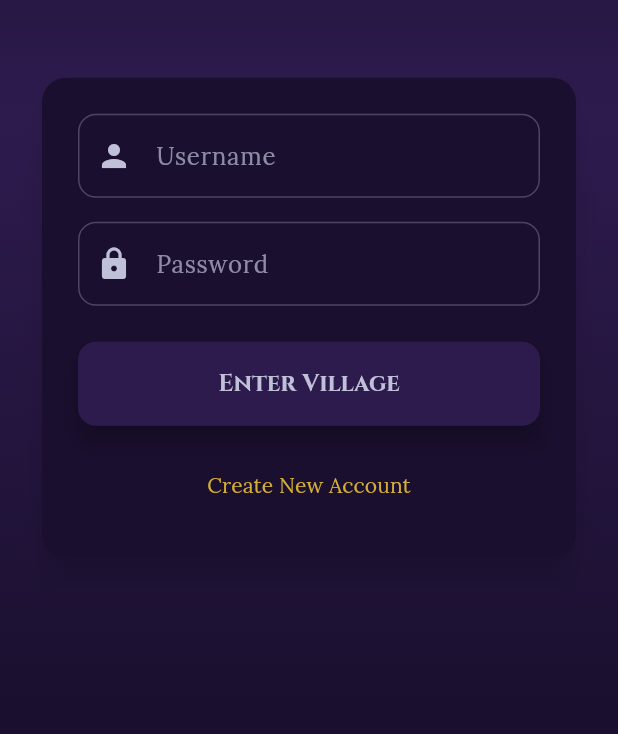
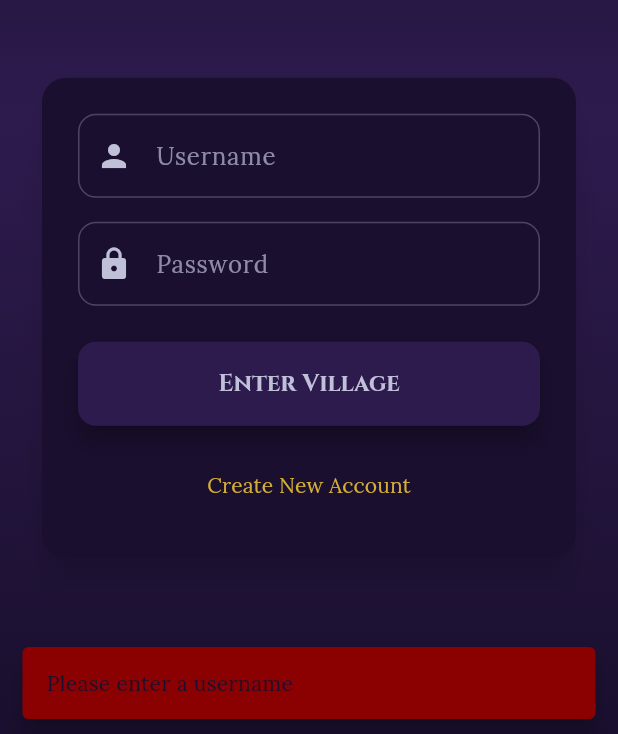
Before and after one commit to arbitroy/werewolf_kill, a Flutter app: the screen it shows after launch, after a tap on "Enter Village", on a phone screen of 412 x 824 dp, the part 502-1236 px from its top. Run offline on Flutter 3.47's test engine with Material 3 defaults, Android fonts, the phone set to English and light mode, and no system bars; missing offline and left inert: stomp_dart_client.

Commit message:
Refactor main.dart to implement named routes and update login_screen.dart to handle loading state during login

```diff
--- a/lib/main.dart
+++ b/lib/main.dart
@@ -1,6 +1,9 @@
 import 'package:flutter/material.dart';
 import 'config/theme.dart';
 import 'screens/login_screen.dart';
+import 'screens/lobby_screen.dart';
+import 'screens/game_screen.dart';
+import 'screens/waiting_room_screen.dart';
 
 void main() {
   runApp(WerewolfGame());
@@ -15,7 +18,21 @@ class WerewolfGame extends StatelessWidget {
       title: 'Moonlight Village',
       theme: AppTheme.darkTheme,
       debugShowCheckedModeBanner: false,
-      home: LoginScreen(),
+      initialRoute: '/',
+      routes: {
+        '/': (context) => LoginScreen(),
+        '/lobby': (context) {
+          final args = ModalRoute.of(context)?.settings.arguments as Map<String, String>?;
+          return LobbyScreen(
+            userId: args?['userId'] ?? 'temp-id',
+            username: args?['username'] ?? 'Guest',
+          );
+        },
+        '/game': (context) {
+          final args = ModalRoute.of(context)!.settings.arguments as Map<String, String>;
+          return GameScreen(roomId: args['roomId']!);
+        },
+      },
     );
   }
 }
--- a/lib/screens/login_screen.dart
+++ b/lib/screens/login_screen.dart
@@ -12,6 +12,7 @@ class _LoginScreenState extends State<LoginScreen> with SingleTickerProviderStat
   final _passwordController = TextEditingController();
   late AnimationController _moonController;
   late Animation<double> _moonAnimation;
+  bool _isLoading = false;
 
   @override
   void initState() {
@@ -114,6 +115,7 @@ class _LoginScreenState extends State<LoginScreen> with SingleTickerProviderStat
                         children: [
                           TextField(
                             controller: _usernameController,
+                            enabled: !_isLoading,
                             style: TextStyle(color: Color(0xFFC0C0D8)),
                             decoration: InputDecoration(
                               labelText: 'Username',
@@ -143,6 +145,7 @@ class _LoginScreenState extends State<LoginScreen> with SingleTickerProviderStat
                           TextField(
                             controller: _passwordController,
                             obscureText: true,
+                            enabled: !_isLoading,
                             style: TextStyle(color: Color(0xFFC0C0D8)),
                             decoration: InputDecoration(
                               labelText: 'Password',
@@ -173,15 +176,24 @@ class _LoginScreenState extends State<LoginScreen> with SingleTickerProviderStat
                             width: double.infinity,
                             height: 56,
                             child: ElevatedButton(
-                              onPressed: _handleLogin,
-                              child: Text('Enter Village'),
+                              onPressed: _isLoading ? null : _handleLogin,
+                              child: _isLoading
+                                  ? SizedBox(
+                                      width: 24,
+                                      height: 24,
+                                      child: CircularProgressIndicator(
+                                        strokeWidth: 2,
+                                        color: Color(0xFFC0C0D8),
+                                      ),
+                                    )
+                                  : Text('Enter Village'),
                             ),
                           ),
 
                           SizedBox(height: 16),
 
                           TextButton(
-                            onPressed: _handleRegister,
+                            onPressed: _isLoading ? null : _handleRegister,
                             child: Text(
                               'Create New Account',
                               style: TextStyle(
@@ -203,14 +215,57 @@ class _LoginScreenState extends State<LoginScreen> with SingleTickerProviderStat
     );
   }
 
-  void _handleLogin() {
-    // TODO: Call AuthService
-    print('Login: ${_usernameController.text}');
-    Navigator.pushReplacementNamed(context, '/lobby');
+  void _handleLogin() async {
+    // Validate input
+    if (_usernameController.text.isEmpty) {
+      _showError('Please enter a username');
+      return;
+    }
+
+    if (_passwordController.text.isEmpty) {
+      _showError('Please enter a password');
+      return;
+    }
+
+    setState(() => _isLoading = true);
+
+    try {
+      // TODO: Call AuthService
+      print('Login: ${_usernameController.text}');
+
+      // Simulate API call
+      await Future.delayed(Duration(seconds: 1));
+
+      // Navigate to lobby with user data
+      Navigator.pushReplacementNamed(
+        context,
+        '/lobby',
+        arguments: {
+          'userId': 'user-${DateTime.now().millisecondsSinceEpoch}',
+          'username': _usernameController.text,
+        },
+      );
+    } catch (e) {
+      _showError('Login failed: $e');
+    } finally {
+      if (mounted) {
+        setState(() => _isLoading = false);
+      }
+    }
   }
 
   void _handleRegister() {
-    // TODO: Navigate to register screen
-    print('Register');
+    // TODO: Navigate to register screen or show register dialog
+    _showError('Registration not implemented yet. Use any username/password to login.');
+  }
+
+  void _showError(String message) {
+    ScaffoldMessenger.of(context).showSnackBar(
+      SnackBar(
+        content: Text(message),
+        backgroundColor: Color(0xFF8B0000),
+        behavior: SnackBarBehavior.floating,
+      ),
+    );
   }
 }
```
